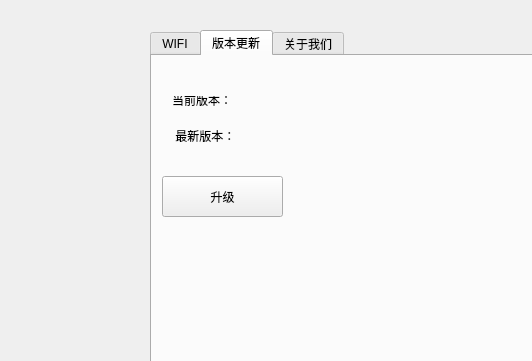
lvxu2020/CatLitterBox, file hmi/code/App/mainwindow.ui: the form before one commit; both pictures show x 0 to 532 and y 0 to 361 of the 800 by 480 pixel window.
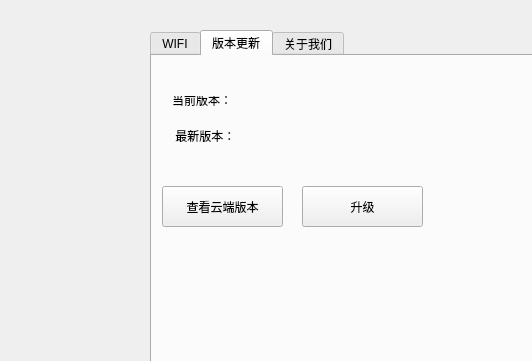
The form after the commit. The open tabs and pages were chosen to show the change.

What changed in the file:
```diff
--- a/hmi/code/App/mainwindow.ui
+++ b/hmi/code/App/mainwindow.ui
@@ -140,8 +140,8 @@
      <widget class="QPushButton" name="Btn_update">
       <property name="geometry">
        <rect>
-        <x>10</x>
-        <y>120</y>
+        <x>150</x>
+        <y>130</y>
         <width>121</width>
         <height>41</height>
        </rect>
@@ -176,6 +176,19 @@
        <string/>
       </property>
      </widget>
+     <widget class="QPushButton" name="Btn_air_version">
+      <property name="geometry">
+       <rect>
+        <x>10</x>
+        <y>130</y>
+        <width>121</width>
+        <height>41</height>
+       </rect>
+      </property>
+      <property name="text">
+       <string>查看云端版本</string>
+      </property>
+     </widget>
     </widget>
     <widget class="QWidget" name="About">
      <attribute name="title">
```
Left out of the diff: 15 changed lines with no effect on the pictures.
